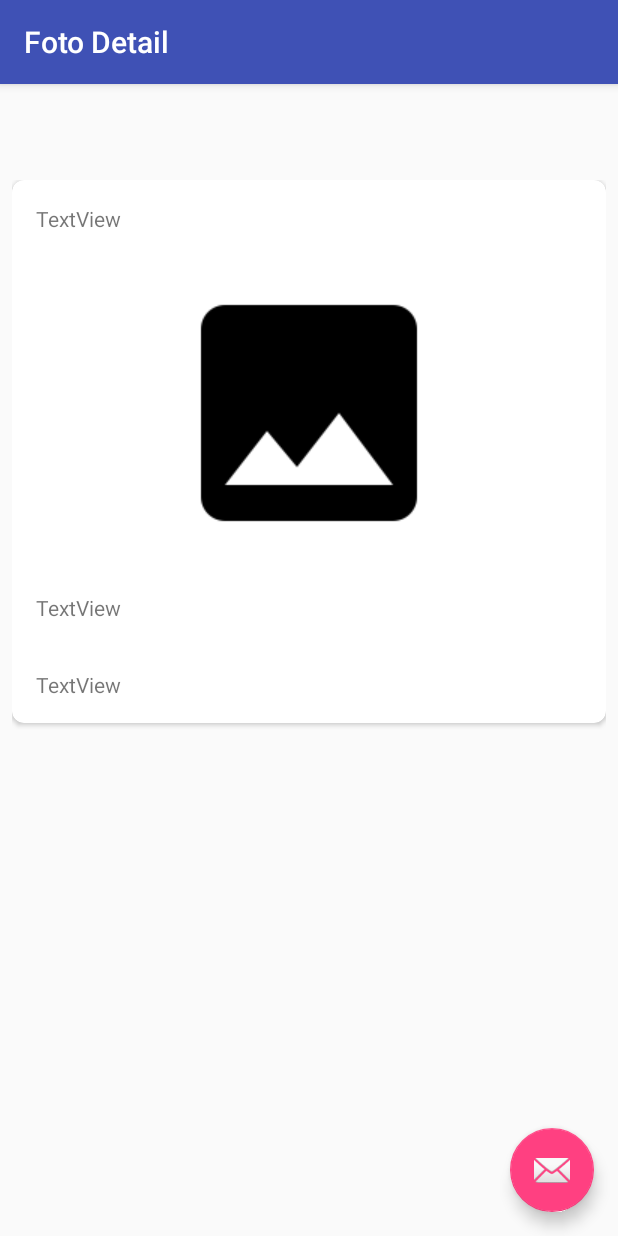
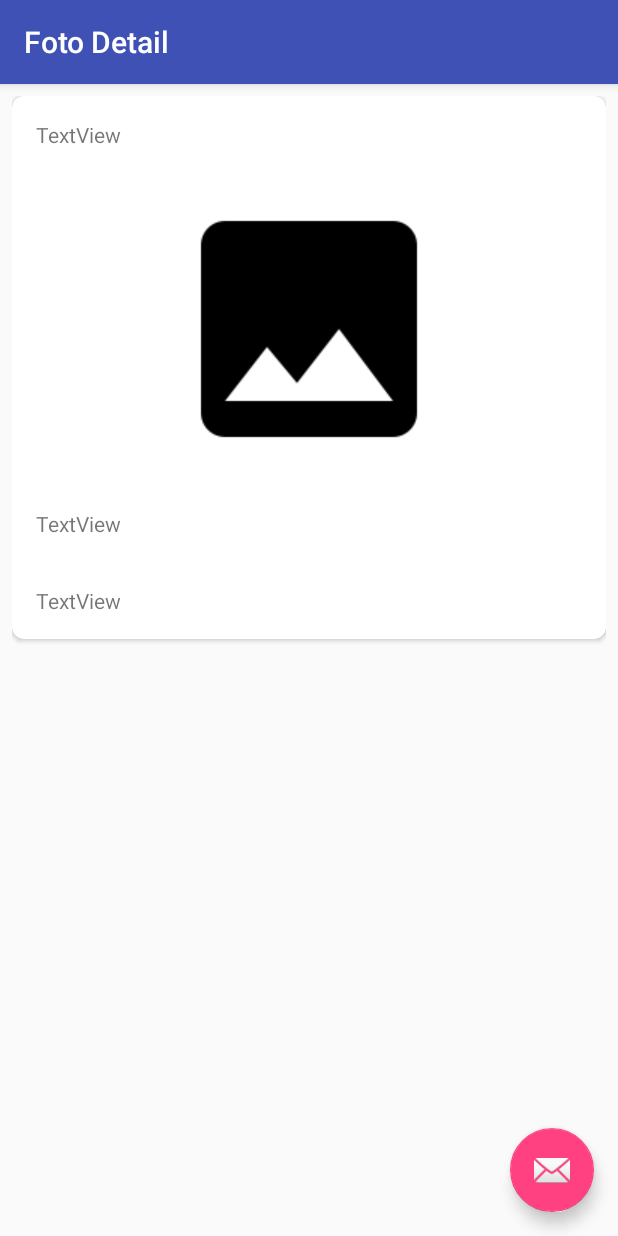
Before and after one commit to adhibarfan/FlickrBrowser, an Android app: the FotoDetailActivity screen opened directly, with no data from a screen before it, on a phone screen of 412 x 824 dp. Run offline under Robolectric (Android 15) with nearby library versions, the phone set to English and light mode, and no system bars.

Commit message:
update layout content foto detail

```diff
--- a/app/src/main/res/layout/content_foto_detail.xml
+++ b/app/src/main/res/layout/content_foto_detail.xml
@@ -12,7 +12,6 @@
     <ScrollView
         android:layout_width="match_parent"
         android:layout_height="match_parent"
-        android:layout_marginTop="?actionBarSize"
         android:padding="8dp">
 
         <android.support.v7.widget.CardView
```
